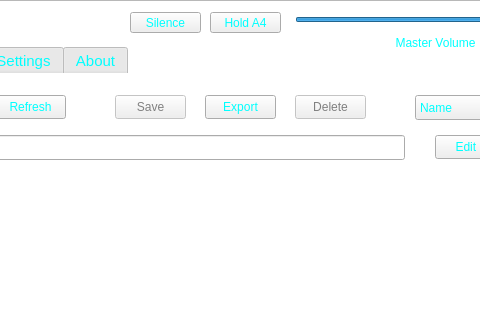
TheDaemoness/Soundbench, file ui/sbmain/soundbenchmain.ui: the form before one commit; both pictures show x 475 to 955 and y 0 to 320 of the 1065 by 573 pixel window.
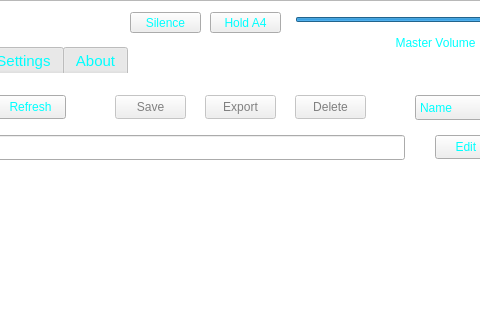
The form after the commit. Icons and pictures are not drawn.

Diff of the .ui file:
```diff
--- a/ui/sbmain/soundbenchmain.ui
+++ b/ui/sbmain/soundbenchmain.ui
@@ -644,7 +644,7 @@
      </widget>
      <widget class="QPushButton" name="exportPresetButton">
       <property name="enabled">
-       <bool>true</bool>
+       <bool>false</bool>
       </property>
       <property name="geometry">
        <rect>
```
